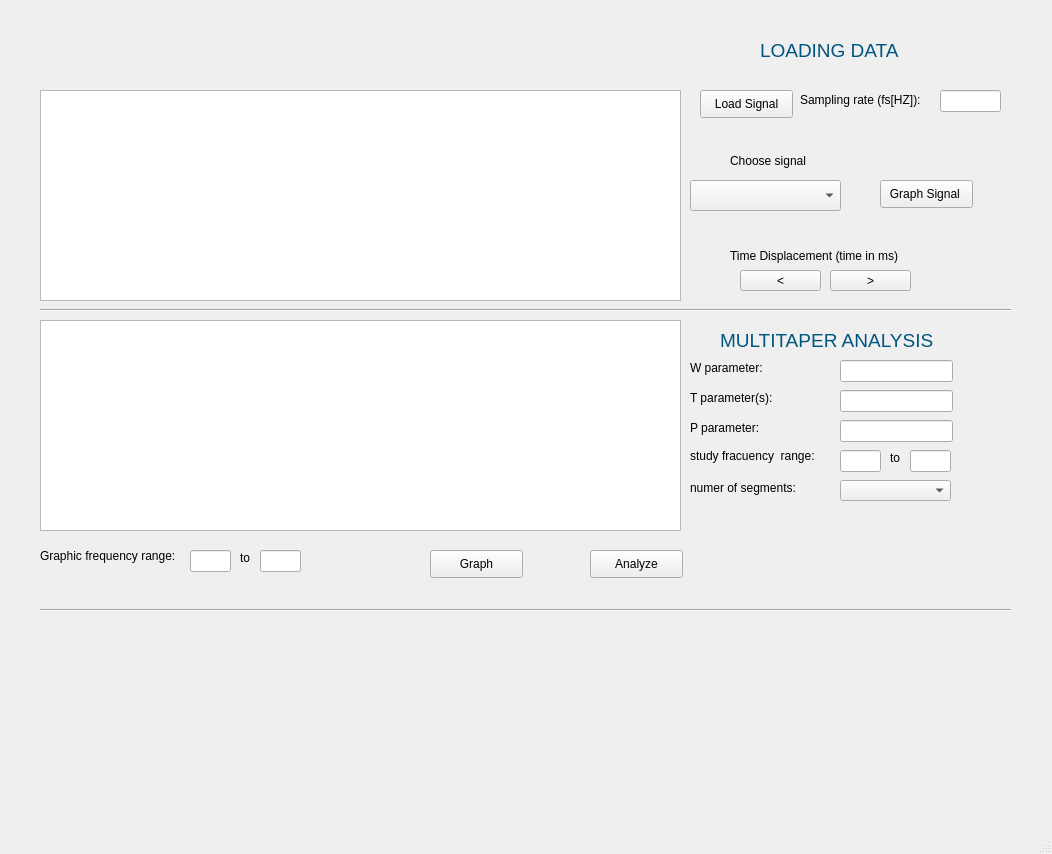
Old version of the form interfaz.ui in the repository carlosmunoz97/Proyecto2.
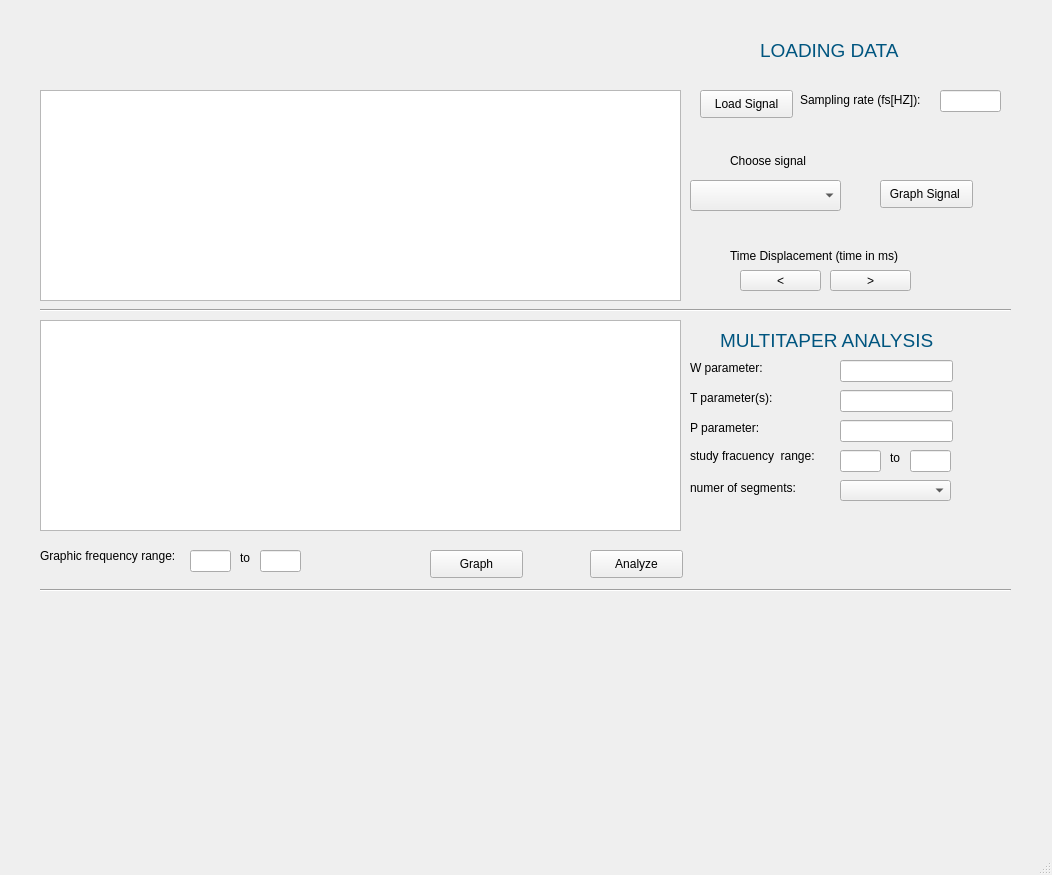
New version of the form. Custom widgets are drawn as their Qt base class.

The edit to the form file:
```diff
--- a/interfaz.ui
+++ b/interfaz.ui
@@ -7,7 +7,7 @@
     <x>0</x>
     <y>0</y>
     <width>1052</width>
-    <height>854</height>
+    <height>875</height>
    </rect>
   </property>
   <property name="windowTitle">
@@ -316,7 +316,7 @@
     <property name="geometry">
      <rect>
       <x>40</x>
-      <y>600</y>
+      <y>580</y>
       <width>971</width>
       <height>20</height>
      </rect>
@@ -423,10 +423,10 @@
    <widget class="QWidget" name="widget" native="true">
     <property name="geometry">
      <rect>
-      <x>40</x>
-      <y>620</y>
-      <width>641</width>
-      <height>191</height>
+      <x>110</x>
+      <y>600</y>
+      <width>821</width>
+      <height>231</height>
      </rect>
     </property>
    </widget>
```
Left out of the diff: 2 changed lines with no effect on the pictures.
